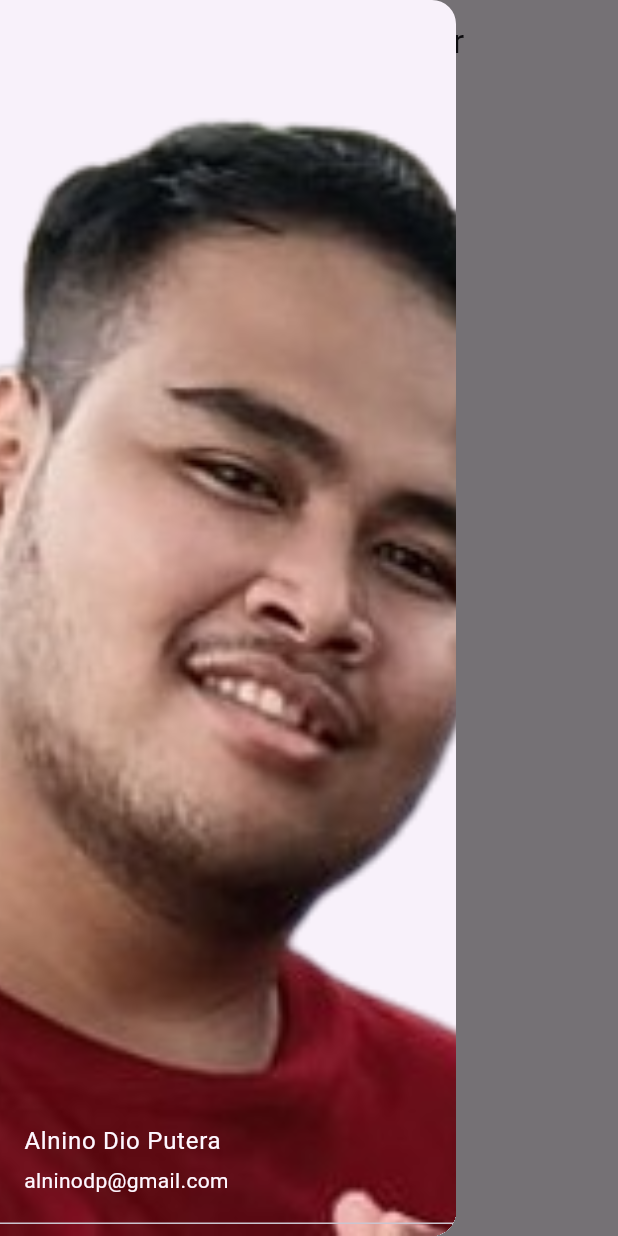
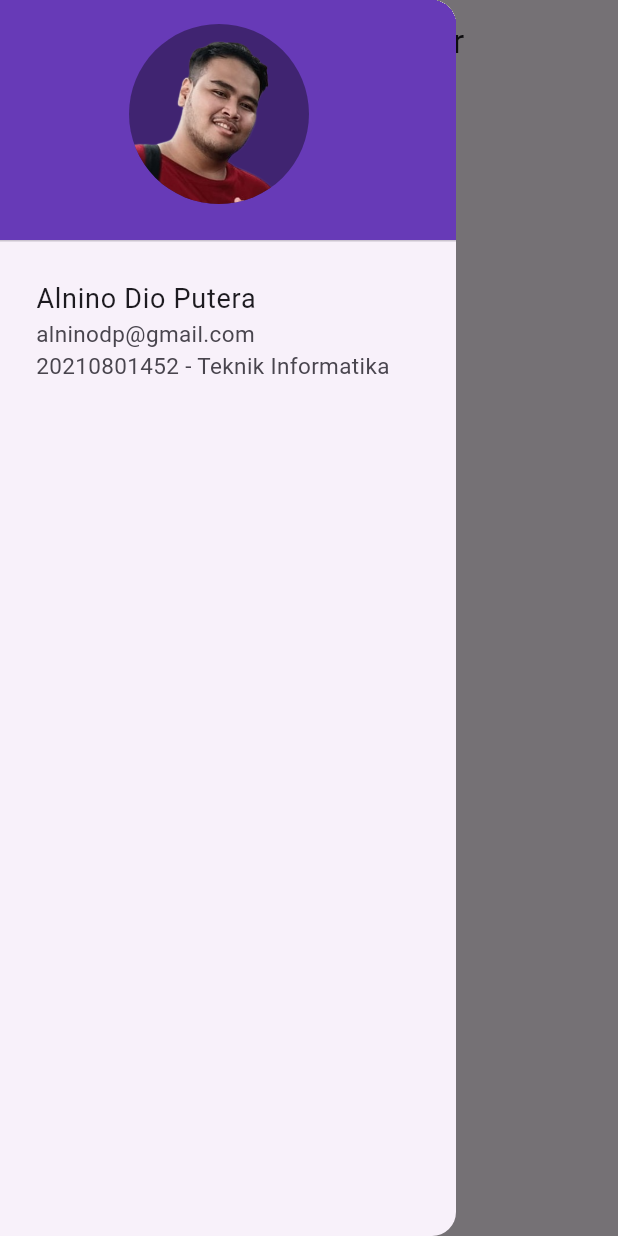
Before and after one commit to AlninoDP/bangun_datar, a Flutter app: the screen it shows after launch, with the side drawer open, on a phone screen of 412 x 824 dp. Run offline on Flutter 3.47's test engine with Material 3 defaults, Android fonts, the phone set to English and light mode, and no system bars.

Commit message:
added profile drawer

```diff
--- a/lib/home_page.dart
+++ b/lib/home_page.dart
@@ -8,6 +8,7 @@ import 'package:shapes_formula/pages/page_lingkaran.dart';
 import 'package:shapes_formula/pages/page_segitiga.dart';
 import 'package:shapes_formula/pages/page_trapesium.dart';
 import 'package:shapes_formula/widgets/dropdown_shape.dart';
+import 'package:shapes_formula/widgets/profile_drawer.dart';
 
 class HomePage extends StatefulWidget {
   const HomePage({super.key});
@@ -25,8 +26,12 @@ class _HomePageState extends State<HomePage> {
     });
   }
 
-  int _currentDrawerPageIndex = 0;
-  PageController _pageController = PageController(initialPage: 0);
+  bool isSwapped = false;
+  void swapImages() {
+    setState(() {
+      isSwapped = !isSwapped;
+    });
+  }
 
   final List<Developer> _dev = [
     Developer(
@@ -51,41 +56,15 @@ class _HomePageState extends State<HomePage> {
         title: const Text('Rumus Bangun Datar'),
         centerTitle: true,
       ),
-      drawer: Drawer(
-        child: Column(
-          children: [
-            Expanded(
-              child: PageView.builder(
-                  itemCount: _dev.length,
-                  controller: _pageController,
-                  itemBuilder: (context, index) {
-                    return Transform.translate(
-                      offset: Offset(
-                          _currentDrawerPageIndex == index
-                              ? 0
-                              : (_currentDrawerPageIndex > index
-                                  ? -200.0
-                                  : 200.0),
-                          0),
-                      child: Container(
-                        decoration: BoxDecoration(
-                          image: DecorationImage(
-                            image: AssetImage(_dev[index].imgSrc),
-                            fit: BoxFit.cover,
-                          ),
-                        ),
-                        child: UserAccountsDrawerHeader(
-                          accountName: Text(_dev[index].nama),
-                          accountEmail: Text(_dev[index].email),
-                          currentAccountPicture: SizedBox(),
-                          decoration: BoxDecoration(color: Colors.transparent),
-                        ),
-                      ),
-                    );
-                  }),
-            ),
-          ],
-        ),
+      drawer: ProfileDrawer(
+        positionLeftImage1: isSwapped ? 70 : -150,
+        positionLeftImage2: isSwapped ? -150 : 70,
+        imgSrc1: _dev[1].imgSrc,
+        imgSrc2: _dev[0].imgSrc,
+        title: _dev[isSwapped ? 1 : 0].nama,
+        subtitle:
+            '${_dev[isSwapped ? 1 : 0].email}\n${_dev[isSwapped ? 1 : 0].nim} - Teknik Informatika',
+        onTap: () => swapImages(),
       ),
       body: SingleChildScrollView(
           child: Padding(
--- /dev/null
+++ b/lib/widgets/profile_drawer.dart
@@ -0,0 +1,76 @@
+import 'package:flutter/material.dart';
+
+class ProfileDrawer extends StatelessWidget {
+  const ProfileDrawer({
+    super.key,
+    required this.positionLeftImage1,
+    required this.positionLeftImage2,
+    required this.imgSrc1,
+    required this.imgSrc2,
+    required this.title,
+    required this.subtitle,
+    this.onTap,
+  });
+  final double positionLeftImage1;
+  final double positionLeftImage2;
+  final Function()? onTap;
+  final String imgSrc1;
+  final String imgSrc2;
+  final String title;
+  final String subtitle;
+
+  @override
+  Widget build(BuildContext context) {
+    return Drawer(
+      child: ListView(
+        padding: EdgeInsets.zero,
+        children: [
+          DrawerHeader(
+            decoration: const BoxDecoration(color: Colors.deepPurple),
+            child: Stack(
+              children: [
+                AnimatedPositioned(
+                  left: positionLeftImage1,
+                  duration: const Duration(milliseconds: 600),
+                  child: GestureDetector(
+                    onTap: onTap,
+                    child: CircleAvatar(
+                      backgroundImage: AssetImage(imgSrc1),
+                      radius: 60,
+                    ),
+                  ),
+                ),
+                AnimatedPositioned(
+                  left: positionLeftImage2,
+                  duration: const Duration(milliseconds: 600),
+                  child: GestureDetector(
+                    onTap: onTap,
+                    child: CircleAvatar(
+                      backgroundImage: AssetImage(imgSrc2),
+                      radius: 60,
+                      backgroundColor: Colors.black38,
+                    ),
+                  ),
+                )
+              ],
+            ),
+          ),
+          Padding(
+            padding: const EdgeInsets.all(8.0),
+            child: ListTile(
+              title: Text(
+                title,
+                style: const TextStyle(fontSize: 18),
+              ),
+              subtitle: Text(
+                subtitle,
+                style: const TextStyle(fontSize: 15),
+              ),
+              isThreeLine: true,
+            ),
+          )
+        ],
+      ),
+    );
+  }
+}
```
Also changed, not shown: pubspec.lock.
